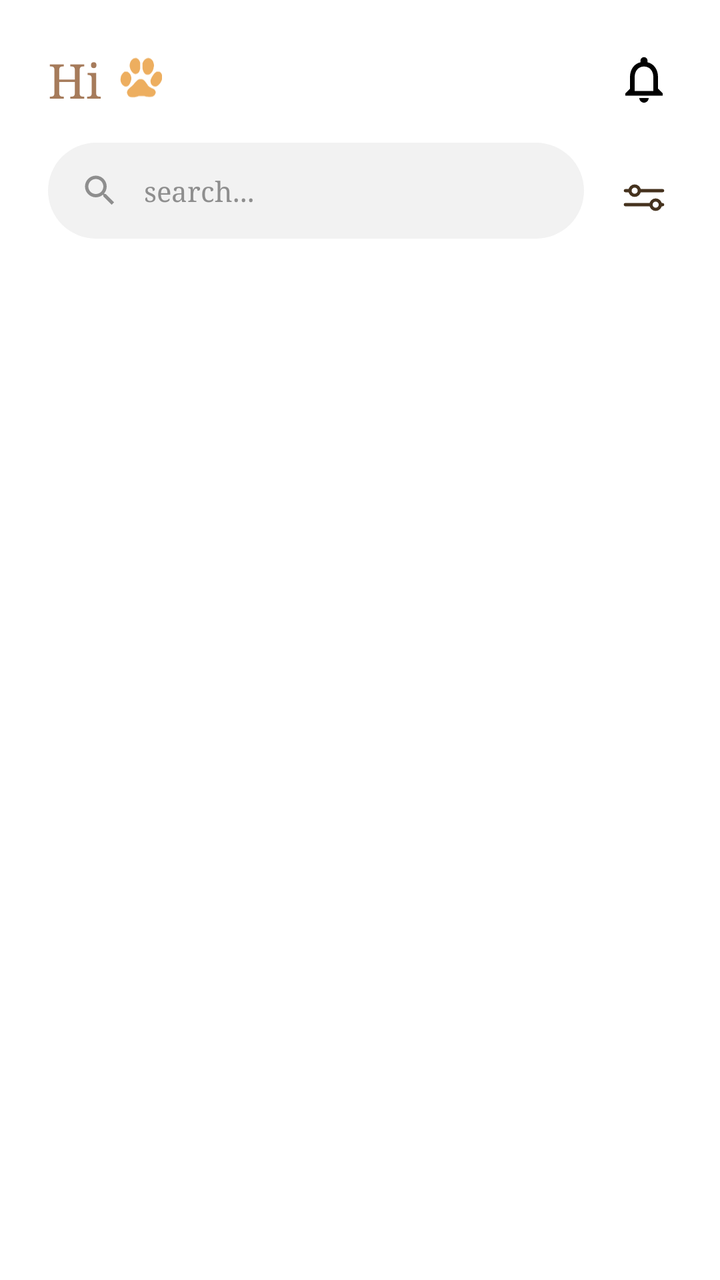
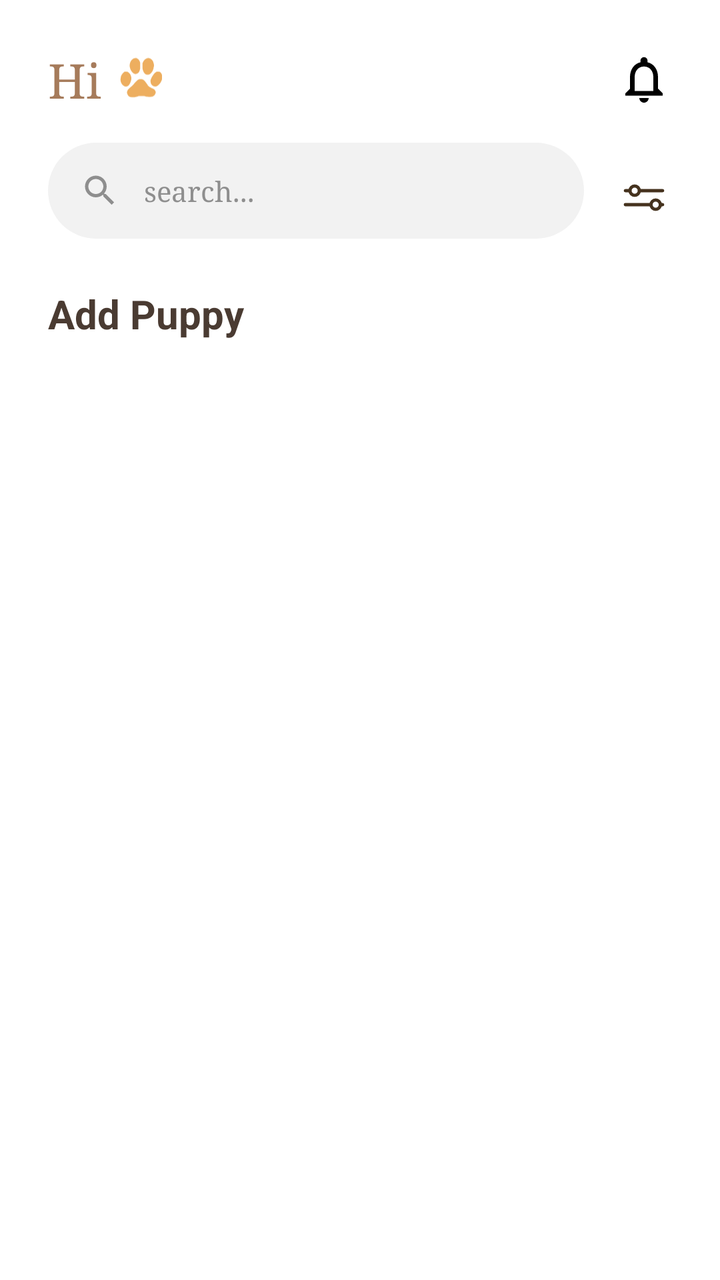

An Android layout rendered at two revisions. The XML below is the earlier revision; the diff shows what the commit changed to produce the second picture.
<!-- AndroidManifest.xml: application theme Theme.Paws -->
<!-- res/layout/fragment_add_puppy.xml -->
<?xml version="1.0" encoding="utf-8"?>
<LinearLayout xmlns:android="http://schemas.android.com/apk/res/android"
    android:layout_width="match_parent"
    android:layout_height="match_parent"
    android:orientation="vertical"
    android:background="#FFFFFF">

    
    <LinearLayout
        android:id="@+id/header_add"
        android:layout_width="match_parent"
        android:layout_height="wrap_content"
        android:orientation="vertical"
        android:padding="24dp">

        <LinearLayout
            android:layout_width="match_parent"
            android:layout_height="wrap_content"
            android:orientation="horizontal"
            android:gravity="center_vertical">

            <LinearLayout
                android:layout_width="0dp"
                android:layout_height="wrap_content"
                android:layout_weight="1"
                android:orientation="horizontal"
                android:gravity="center_vertical">

                <TextView
                    android:id="@+id/tvWelcomeNameAdd"
                    android:layout_width="wrap_content"
                    android:layout_height="wrap_content"
                    android:text="Hi"
                    android:textSize="24sp"
                    android:textColor="#A67B5B"
                    android:fontFamily="serif"
                    android:textAllCaps="false" />

                <ImageView
                    android:layout_width="24dp"
                    android:layout_height="24dp"
                    android:layout_marginStart="8dp"
                    android:src="@drawable/home_ic_paws_logo" />
            </LinearLayout>

            <ImageView
                android:id="@+id/ivBellAdd"
                android:layout_width="28dp"
                android:layout_height="28dp"
                android:src="@drawable/ic_bell"
                android:contentDescription="Notifications" />
        </LinearLayout>

        <LinearLayout
            android:layout_width="match_parent"
            android:layout_height="wrap_content"
            android:orientation="horizontal"
            android:layout_marginTop="16dp"
            android:gravity="center_vertical">

            <LinearLayout
                android:layout_width="0dp"
                android:layout_height="48dp"
                android:layout_weight="1"
                android:background="@drawable/bg_search_bar"
                android:orientation="horizontal"
                android:gravity="center_vertical"
                android:paddingStart="16dp"
                android:paddingEnd="16dp">

                <ImageView
                    android:layout_width="20dp"
                    android:layout_height="20dp"
                    android:src="@drawable/ic_search" />

                <EditText
                    android:id="@+id/etSearchAdd"
                    android:layout_width="match_parent"
                    android:layout_height="match_parent"
                    android:background="@android:color/transparent"
                    android:hint="search..."
                    android:paddingStart="12dp"
                    android:textSize="14sp"
                    android:fontFamily="serif"
                    android:inputType="text"
                    android:textColorHint="#8E8E8E" />
            </LinearLayout>

            <ImageView
                android:id="@+id/ivFilterAdd"
                android:layout_width="28dp"
                android:layout_height="28dp"
                android:layout_marginStart="16dp"
                android:src="@drawable/ic_filter"
                android:contentDescription="Filter"
                android:clickable="true"
                android:focusable="true" />
        </LinearLayout>
    </LinearLayout>

    
    <androidx.recyclerview.widget.RecyclerView
        android:id="@+id/rvRecentPosts"
        android:layout_width="match_parent"
        android:layout_height="match_parent"
        android:paddingStart="24dp"
        android:paddingEnd="8dp"
        android:clipToPadding="false"
        android:scrollbars="none" />

</LinearLayout>
<!-- resources referenced by this layout -->
<resources>
  <!-- drawable bg_search_bar (drawable) -->
  <?xml version="1.0" encoding="utf-8"?>
  <shape xmlns:android="http://schemas.android.com/apk/res/android">
      <solid android:color="#F2F2F2" /> <corners android:radius="24dp" /> </shape>
  <!-- drawable home_ic_paws_logo: vector/xml drawable (drawable, 3204 chars, omitted) -->
  <!-- drawable ic_bell (drawable) -->
  <vector xmlns:android="http://schemas.android.com/apk/res/android"
      android:width="24dp"
      android:height="24dp"
      android:viewportWidth="24"
      android:viewportHeight="24">
      <path
          android:fillColor="#000000"
          android:pathData="M12,22c1.1,0 2,-0.9 2,-2h-4C10,21.1 10.9,22 12,22zM18,16v-5c0,-3.07 -1.63,-5.64 -4.5,-6.32V4c0,-0.83 -0.67,-1.5 -1.5,-1.5s-1.5,0.67 -1.5,1.5v0.68C7.64,5.36 6,7.92 6,11v5l-2,2v1h16v-1L18,16zM16,17H8v-6c0,-2.48 1.51,-4.5 4,-4.5s4,2.02 4,4.5V17z" />
  </vector>
  <!-- drawable ic_filter: vector/xml drawable (drawable, 2373 chars, omitted) -->
  <!-- drawable ic_search (drawable) -->
  <vector xmlns:android="http://schemas.android.com/apk/res/android"
      android:width="24dp"
      android:height="24dp"
      android:viewportWidth="24"
      android:viewportHeight="24">
      <path
          android:fillColor="#8E8E8E"
          android:pathData="M15.5,14h-0.79l-0.28,-0.27C15.41,12.59 16,11.11 16,9.5 16,5.91 13.09,3 9.5,3S3,5.91 3,9.5 5.91,16 9.5,16c1.61,0 3.09,-0.59 4.23,-1.57l0.27,0.28v0.79l5,4.99L20.49,19l-4.99,-5zM9.5,14C7.01,14 5,11.99 5,9.5S7.01,5 9.5,5 14,7.01 14,9.5 11.99,14 9.5,14z" />
  </vector>
  <style name="Theme.Paws" parent="Base.Theme.Paws" />
  <style name="Base.Theme.Paws" parent="Theme.Material3.DayNight.NoActionBar">
  
          
          <item name="android:statusBarColor">#FFFFFF</item>
  
          
          <item name="android:windowLightStatusBar">true</item>
  
      </style>
</resources>

<!-- the commit's change to res/layout/fragment_add_puppy.xml (unified diff, before → after) -->
@@ -43,12 +43,23 @@
                     android:src="@drawable/home_ic_paws_logo" />
             </LinearLayout>
 
-            <ImageView
-                android:id="@+id/ivBellAdd"
-                android:layout_width="28dp"
-                android:layout_height="28dp"
-                android:src="@drawable/ic_bell"
-                android:contentDescription="Notifications" />
+            <FrameLayout
+                android:layout_width="wrap_content"
+                android:layout_height="wrap_content">
+                <ImageView
+                    android:id="@+id/ivBellAdd"
+                    android:layout_width="28dp"
+                    android:layout_height="28dp"
+                    android:src="@drawable/ic_bell"
+                    android:contentDescription="Notifications" />
+                <View
+                    android:id="@+id/viewBadgeAdd"
+                    android:layout_width="10dp"
+                    android:layout_height="10dp"
+                    android:layout_gravity="top|end"
+                    android:background="@drawable/bg_orange_dot"
+                    android:visibility="gone" />
+            </FrameLayout>
         </LinearLayout>
 
         <LinearLayout
@@ -98,6 +109,16 @@
         </LinearLayout>
     </LinearLayout>
 
+    <TextView
+        android:layout_width="wrap_content"
+        android:layout_height="wrap_content"
+        android:text="Add Puppy"
+        android:textSize="20sp"
+        android:textStyle="bold"
+        android:textColor="#4A3B32"
+        android:layout_marginStart="24dp"
+        android:layout_marginBottom="8dp"/>
+
     
     <androidx.recyclerview.widget.RecyclerView
         android:id="@+id/rvRecentPosts"
<!-- resource entries referenced after the edit -->
@@ -1,5 +1,11 @@
 <!-- resources referenced by this layout -->
 <resources>
+  <!-- drawable bg_orange_dot (drawable) -->
+  <?xml version="1.0" encoding="utf-8"?>
+  <shape xmlns:android="http://schemas.android.com/apk/res/android">
+      <solid android:color="#F09B42" />
+      <corners android:radius="10dp" />
+  </shape>
   <!-- drawable bg_search_bar (drawable) -->
   <?xml version="1.0" encoding="utf-8"?>
   <shape xmlns:android="http://schemas.android.com/apk/res/android">
